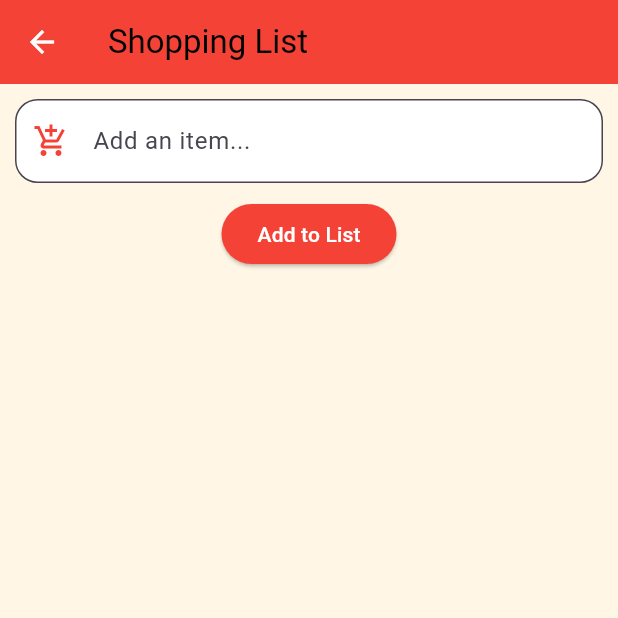
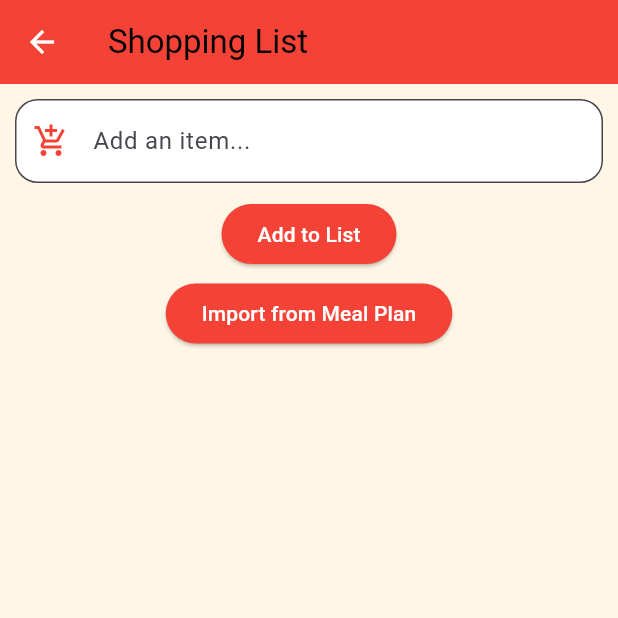
Before and after one commit to Team7D/RecipeApp-JnA, a Flutter app: the HomePage screen opened by its route, item 4 of the bottom bar chosen, after a tap on "Add to List", on a phone screen of 412 x 824 dp, the top half of it. Run offline on Flutter 3.47's test engine with Material 3 defaults, Android fonts, the phone set to English and light mode, and no system bars; our stand-ins replace cloud_firestore, firebase_auth, firebase_core; accounts and stored records are empty.

```diff
--- a/lib/Backend/Core/Meal Plan/Calendar/calendar.dart
+++ b/lib/Backend/Core/Meal Plan/Calendar/calendar.dart
@@ -160,7 +160,7 @@ class Calendar {
       recipeCache[recipeID] = recipe!;
     }
 
-    print(recipeCache);
+    //print(recipeCache);
 
     List<String> dateData = date.split(" ");
     int day = int.parse(dateData[0]);
--- a/lib/Backend/Core/Recipe/recipe.dart
+++ b/lib/Backend/Core/Recipe/recipe.dart
@@ -1,4 +1,5 @@
 import 'package:cloud_firestore/cloud_firestore.dart';
+import 'package:firebase_auth/firebase_auth.dart';
 import 'rating.dart';
 import 'time.dart';
 import 'difficulty.dart';
@@ -15,9 +16,9 @@ class Recipe {
   final Time _duration;
   final Rating _rating;
   final Difficulty _difficulty;
-  bool isBookmarked;
+  late final List<TAGS> tags;
 
-  Recipe(this._id, this._title, this._image, this._ingredients, this._instructions, this._duration, this._rating, this._difficulty, {this.isBookmarked = false,});
+  Recipe(this._id, this._title, this._image, this._ingredients, this._instructions, this._duration, this._rating, this._difficulty);
 
   String getID() => _id;
   String getTitle() => _title;
@@ -110,7 +111,6 @@ class Recipe {
       return false; // If the rating is less than
     }
 
-    //TODO: Ingredient check
     for(Ingredient i in filter.ingredients){
       if(!hasIngredient(i)){
         return false;
@@ -331,6 +331,112 @@ Future<List<Recipe>> getAllRecipesWithFilter(Filter filter) async {
   return filteredRecipes;
 }
 
+
+Future<bool> bookmarkRecipe(String recipeID) async {
+  try {
+    CollectionReference userCalendar = FirebaseFirestore.instance.collection('userBookmarks');
+
+    DocumentReference userDoc = userCalendar.doc(FirebaseAuth.instance.currentUser?.uid);
+
+    DocumentSnapshot userData = await userDoc.get();
+
+    if (userData.exists) {
+      Map<String, dynamic> data = userData.data() as Map<String, dynamic>;
+      List<dynamic> bookmarks = data['bookmarks'] ?? [];
+
+      // Check if the recipe is already bookmarked and if so unbookmark it
+      bool flag = false;
+      for (var bookmark in bookmarks) {
+        if (bookmark['recipeID'] == recipeID) {
+          bookmarks.remove(bookmark);
+          print("Un-Bookmarked recipe successfully!");
+          flag = true;
+        }
+      }
+
+      if(!flag){
+        bookmarks.add({
+          'recipeID': recipeID,
+        });
+        print("Bookmarked recipe successfully!");
+      }
+
+      // Update the 'bookmarks' field with the updated list
+      await userDoc.update({
+        'bookmarks': bookmarks,
+      });
+    } else {
+      // If the document doesn't exist, create it with the new event
+      await userDoc.set({
+        'bookmarks': [
+          {
+            'recipeID': recipeID,
+          },
+        ],
+      });
+      print("Bookmarked successfully!");
+      return true;
+    }
+  } catch (e) {
+    print("Error bookmarking recipe: $e");
+  }
+  return false;
+}
+
+Future<List<String>> getUserBookmarkedRecipesIDs() async {
+  List<String> returnData = [];
+
+  try {
+    CollectionReference userCalendar = FirebaseFirestore.instance.collection('userBookmarks');
+
+    String? userID = FirebaseAuth.instance.currentUser?.uid;
+    DocumentSnapshot userData = await userCalendar.doc(userID).get();
+
+    if (userData.exists) {
+      Map<String, dynamic> data = userData.data() as Map<String, dynamic>;
+
+      List<dynamic> bookmarks = data['bookmarks'];
+
+      for (var bookmark in bookmarks) {
+        returnData.add(bookmark['recipeID']);
+      }
+    }
+
+  } catch (e) {
+    print("Error getting bookmark data: $e");
+  }
+  return returnData;
+}
+
+Future<List<Recipe>> getUserBookmarkedRecipes() async {
+  List<Recipe> returnData = [];
+
+  try {
+    CollectionReference userCalendar = FirebaseFirestore.instance.collection('userBookmarks');
+
+    String? userID = FirebaseAuth.instance.currentUser?.uid;
+    DocumentSnapshot userData = await userCalendar.doc(userID).get();
+
+    if (userData.exists) {
+      Map<String, dynamic> data = userData.data() as Map<String, dynamic>;
+
+      List<dynamic> bookmarks = data['bookmarks'];
+
+      for (var bookmark in bookmarks) {
+        Recipe? r = await retrieveRecipe(bookmark['recipeID']);
+
+        if(r != null){
+          returnData.add(r);
+        }
+      }
+    }
+
+  } catch (e) {
+    print("Error getting bookmark data: $e");
+  }
+  return returnData;
+}
+
 class Filter{
   late String? title;
   late List<Ingredient> ingredients;
@@ -369,3 +475,33 @@ class Filter{
     return true;
   }
 }
+
+enum TAGS{
+  Breakfast,
+  Lunch,
+  Dinner,
+  Dessert,
+  Snack,
+  Vegan,
+  Vegetarian,
+  HighProtein,
+  Healthy,
+  LowCarb,
+  Appetizer,
+  MainCourse,
+  SideDish,
+  Salad,
+
+  // Cuisine Types
+  Italian,
+  Chinese,
+  Indian,
+  Mexican,
+  American,
+
+  // Special Tags
+  Quick,
+  Easy,
+  FamilyFriendly,
+  BudgetFriendly,
+}
--- a/lib/Frontend/Pages/home_page.dart
+++ b/lib/Frontend/Pages/home_page.dart
@@ -1,3 +1,4 @@
+import 'package:firebase_auth/firebase_auth.dart';
 import 'package:flutter/material.dart';
 import 'dart:math';
 import 'search_page.dart';
@@ -17,6 +18,9 @@ class _HomePageState extends State<HomePage> {
   List<Recipe> recipes = [];
   int _selectedIndex = 0;
 
+  final List<String>? fullName = FirebaseAuth.instance.currentUser?.displayName?.split(' ');
+  late final String? userName = fullName?[0];
+
   @override
   void initState() {
     super.initState();
@@ -28,127 +32,146 @@ class _HomePageState extends State<HomePage> {
     if (allRecipes.isNotEmpty) {
       allRecipes.shuffle(Random());
       setState(() {
-        recipes = allRecipes.take(10).toList();
+        recipes = allRecipes.take(9).toList();
       });
     }
   }
 
   void _onItemTapped(int index) {
-    setState(() {
-      _selectedIndex = index;
-    });
-
+    setState(() => _selectedIndex = index);
     switch (index) {
-      case 0:
-        break;
       case 1:
-        Navigator.push(
-          context,
-          MaterialPageRoute(builder: (context) => SearchPage()),
-        );
+        Navigator.push(context, MaterialPageRoute(builder: (_) => SearchPage()));
         break;
       case 2:
-        Navigator.push(
-          context,
-          MaterialPageRoute(builder: (context) => AddRecipePage()),
-        );
+        Navigator.push(context, MaterialPageRoute(builder: (_) => AddRecipePage()));
         break;
       case 3:
-        Navigator.push(
-          context,
-          MaterialPageRoute(builder: (context) => ShoppingListPage()),
-        );
+        Navigator.push(context, MaterialPageRoute(builder: (_) => ShoppingListPage()));
         break;
       case 4:
-        Navigator.push(
-          context,
-          MaterialPageRoute(builder: (context) => MealPlanPage()),
-        );
+        Navigator.push(context, MaterialPageRoute(builder: (_) => MealPlanPage()));
         break;
       case 5:
-        Navigator.push(
-          context,
-          MaterialPageRoute(builder: (context) => BookmarkedRecipesPage()),
-        );
-
+        Navigator.push(context, MaterialPageRoute(builder: (_) => BookmarkedRecipesPage()));
+        break;
     }
   }
 
   void _navigateToRecipePage(Recipe recipe) {
     Navigator.push(
       context,
-      MaterialPageRoute(builder: (context) => RecipePage(recipe: recipe)),
+      MaterialPageRoute(builder: (_) => RecipePage(recipe: recipe)),
     );
   }
 
   @override
   Widget build(BuildContext context) {
     return Scaffold(
-      backgroundColor: Color(0xFFFFF6E5),
-      body: recipes.isEmpty
-          ? Center(child: CircularProgressIndicator())
-          : Padding(
-        padding: EdgeInsets.all(10.0),
-        child: ListView.builder(
-          itemCount: recipes.length,
+      backgroundColor: const Color(0xFFFFF6E5),
+      body: SafeArea(
+        child: SingleChildScrollView(
+          padding: const EdgeInsets.symmetric(horizontal: 16, vertical: 20),
+          child: Column(
+            crossAxisAlignment: CrossAxisAlignment.start,
+            children: [
+              Text(
+                "Hey, $userName 👋",
+                style: const TextStyle(fontSize: 26, fontWeight: FontWeight.bold),
+              ),
+              const SizedBox(height: 8),
+              const Text("Ready to whip up something tasty?", style: TextStyle(fontSize: 16)),
+              const SizedBox(height: 20),
+              Column(
+                crossAxisAlignment: CrossAxisAlignment.start,
+                children: [
+                  _buildRecipeRow("🍽️ Today's Picks", recipes), //.where((r) => r.category == 'Todays Picks').toList()),
+                  const SizedBox(height: 24),
+                  _buildRecipeRow("🍳 Breakfast", recipes), //.where((r) => r.category == 'Breakfast').toList()),
+                  const SizedBox(height: 24),
+                  _buildRecipeRow("🥗 Lunch", recipes), //.where((r) => r.category == 'Lunch').toList()),
+                  const SizedBox(height: 24),
+                  _buildRecipeRow("🍽️ Dinner", recipes), //.where((r) => r.category == 'Dinner').toList()),
+                  const SizedBox(height: 24),
+                  _buildRecipeRow("🍰 Desserts", recipes), //.where((r) => r.category == 'Dessert').toList()),
+                ],
+              ),
+            ],
+          ),
+        ),
+      ),
+
+      bottomNavigationBar: Theme(
+        data: Theme.of(context).copyWith(canvasColor: Colors.red),
+        child: BottomNavigationBar(
+          type: BottomNavigationBarType.fixed,
+          currentIndex: _selectedIndex,
+          onTap: _onItemTapped,
+          selectedItemColor: Colors.black,
+          unselectedItemColor: Colors.black,
+          items: const [
+            BottomNavigationBarItem(icon: Icon(Icons.home), label: 'Home'),
+            BottomNavigationBarItem(icon: Icon(Icons.search), label: 'Search'),
+            BottomNavigationBarItem(icon: Icon(Icons.add), label: 'Add Recipe'),
+            BottomNavigationBarItem(icon: Icon(Icons.shopping_cart), label: 'Shopping List'),
+            BottomNavigationBarItem(icon: Icon(Icons.calendar_today), label: 'Meal Plan'),
+            BottomNavigationBarItem(icon: Icon(Icons.bookmark), label: 'Bookmarks'),
+          ],
+        ),
+      ),
+    );
+  }
+
+  Widget _buildRecipeRow(String title, List<Recipe> recipeList) {
+    if (recipeList.isEmpty) return const SizedBox(); // Don’t show empty categories
+
+    return Column(
+      crossAxisAlignment: CrossAxisAlignment.start,
+      children: [
+        Text(title, style: const TextStyle(fontSize: 18, fontWeight: FontWeight.bold)),
+        const SizedBox(height: 12),
+        SizedBox(
+          height: 160,
+          child: ListView.separated(
+            scrollDirection: Axis.horizontal,
+            itemCount: recipeList.length,
+            separatorBuilder: (_, __) => const SizedBox(width: 14),
             itemBuilder: (context, index) {
+              final recipe = recipeList[index];
               return GestureDetector(
-              onTap: () => _navigateToRecipePage(recipes[index]),
-              child: Card(
-                shape: RoundedRectangleBorder(
-                  borderRadius: BorderRadius.circular(20),
+                onTap: () => _navigateToRecipePage(recipe),
+                child: Container(
+                  width: 140,
+                  decoration: BoxDecoration(
+                    color: Colors.white,
+                    borderRadius: BorderRadius.circular(12),
+                    boxShadow: [
+                      BoxShadow(
+                        color: Colors.black.withOpacity(0.05),
+                        blurRadius: 4,
+                        offset: const Offset(0, 2),
                       ),
-                elevation: 8,
-                margin: EdgeInsets.symmetric(vertical: 12),
-                child: Stack(
+                    ],
+                  ),
+                  child: Column(
+                    crossAxisAlignment: CrossAxisAlignment.start,
                     children: [
                       ClipRRect(
-                      borderRadius: BorderRadius.circular(20),
+                        borderRadius: const BorderRadius.vertical(top: Radius.circular(12)),
                         child: Image.network(
-                        recipes[index].getImageUrl(),
+                          recipe.getImageUrl(),
+                          height: 90,
                           width: double.infinity,
-                        height: 220,
                           fit: BoxFit.cover,
                         ),
                       ),
-                    Container(
-                      width: double.infinity,
-                      height: 220,
-                      decoration: BoxDecoration(
-                        borderRadius: BorderRadius.circular(20),
-                        gradient: LinearGradient(
-                          colors: [
-                            Colors.black.withOpacity(0.6),
-                            Colors.transparent
-                          ],
-                          begin: Alignment.bottomCenter,
-                          end: Alignment.topCenter,
-                        ),
-                      ),
-                    ),
-                    Positioned(
-                      bottom: 15,
-                      left: 15,
+                      Padding(
+                        padding: const EdgeInsets.all(8.0),
                         child: Text(
-                        recipes[index].getTitle(),
-                        style: TextStyle(
-                            color: Colors.white,
-                            fontSize: 22,
-                            fontWeight: FontWeight.bold),
-                      ),
-                    ),
-                    Positioned(
-                      top: 10,
-                      right: 15,
-                      child: IconButton(
-                        icon: Icon(
-                          Icons.bookmark_border,
-                          color: Colors.white,
-                          size: 30,
-                        ),
-                        onPressed: () {
-                          //TODO Implement bookmarking functionality here
-                        },
+                          recipe.getTitle(),
+                          maxLines: 2,
+                          overflow: TextOverflow.ellipsis,
+                          style: const TextStyle(fontSize: 13, fontWeight: FontWeight.w600),
                         ),
                       ),
                     ],
@@ -158,43 +181,35 @@ class _HomePageState extends State<HomePage> {
             },
           ),
         ),
-        bottomNavigationBar: Theme(
-        data: Theme.of(context).copyWith(
-      canvasColor: Colors.red,
-    ),
-    child: BottomNavigationBar(
-    type: BottomNavigationBarType.fixed,
-    currentIndex: _selectedIndex,
-    onTap: _onItemTapped,
-    selectedItemColor: Colors.black,
-    unselectedItemColor: Colors.black,
-        items: const <BottomNavigationBarItem>[
-          BottomNavigationBarItem(
-            icon: Icon(Icons.home),
-            label: 'Home',
-          ),
-          BottomNavigationBarItem(
-            icon: Icon(Icons.search),
-            label: 'Search',
-          ),
-          BottomNavigationBarItem(
-            icon: Icon(Icons.add),
-            label: 'Add Recipe',
-          ),
-          BottomNavigationBarItem(
-            icon: Icon(Icons.shopping_cart),
-            label: 'Shopping List',
-          ),
-          BottomNavigationBarItem(
-            icon: Icon(Icons.calendar_today),
-            label: 'Meal Plan',
-          ),
-          BottomNavigationBarItem(
-            icon: Icon(Icons.bookmark_border),
-            label: 'Bookmarks',
+      ],
+    );
+  }
+
+  Widget _quickActionTile(String label, IconData icon, VoidCallback onTap) {
+    return GestureDetector(
+      onTap: onTap,
+      child: Container(
+        decoration: BoxDecoration(
+          color: Colors.white,
+          borderRadius: BorderRadius.circular(12),
+          boxShadow: [
+            BoxShadow(
+              color: Colors.black.withOpacity(0.05),
+              blurRadius: 4,
+              offset: const Offset(0, 2),
             ),
           ],
         ),
-    ));
+        padding: const EdgeInsets.all(12),
+        child: Column(
+          mainAxisAlignment: MainAxisAlignment.center,
+          children: [
+            Icon(icon, color: Colors.black87),
+            const SizedBox(height: 8),
+            Text(label, style: const TextStyle(fontSize: 13, fontWeight: FontWeight.w500)),
+          ],
+        ),
+      ),
+    );
   }
 }
--- a/lib/Frontend/Pages/recipe_page.dart
+++ b/lib/Frontend/Pages/recipe_page.dart
@@ -17,7 +17,7 @@ class RecipePage extends StatelessWidget {
           IconButton(
             icon: Icon(Icons.bookmark_border, color: Colors.black),
             onPressed: () {
-              // Bookmark functionality placeholder
+              bookmarkRecipe(recipe.getID());
             },
           ),
         ],
--- a/lib/Frontend/Pages/search_page.dart
+++ b/lib/Frontend/Pages/search_page.dart
@@ -133,7 +133,6 @@ class _SearchPageState extends State<SearchPage> {
                     ),
                   ),
 
-                  // Show selected ingredients as chips
                   Wrap(
                     children: _selectedIngredients.map((ingredient) => Chip(
                       label: Text(ingredient),
@@ -181,8 +180,7 @@ class _SearchPageState extends State<SearchPage> {
             ElevatedButton.icon(
               onPressed: _showFilterPopup,
               icon: Icon(Icons.filter_list),
-              label: Text("Filters"),
-              style: ElevatedButton.styleFrom(backgroundColor: Colors.red),
+              label: Text("Filters", selectionColor: Colors.black),
             ),
 
             SizedBox(height: 10),
--- a/lib/Frontend/Pages/shopping_list.dart
+++ b/lib/Frontend/Pages/shopping_list.dart
@@ -16,9 +16,6 @@ class _ShoppingListPageState extends State<ShoppingListPage> {
   final TextEditingController _controller = TextEditingController();
 
   Future<void> _addItem() async {
-    //This is testing the import ingredients from meal plan - should be moved to an 'import' button
-    await test();
-
     if (_controller.text.isNotEmpty) {
       setState(() {
         shoppingList.add(_controller.text);
@@ -27,7 +24,7 @@ class _ShoppingListPageState extends State<ShoppingListPage> {
     }
   }
 
-  Future<void> test() async {
+  Future<void> importFromMealPlan() async {
     Calendar c = Calendar();
 
     List<Map<String, dynamic>> returnData = await getUserCalendarData(FirebaseAuth.instance.currentUser!.uid);
@@ -92,6 +89,12 @@ class _ShoppingListPageState extends State<ShoppingListPage> {
               style: ElevatedButton.styleFrom(backgroundColor: Colors.red),
               child: Text("Add to List", style: TextStyle(color: Colors.white)),
             ),
+            SizedBox(height: 5),
+            ElevatedButton(
+              onPressed: importFromMealPlan,
+              style: ElevatedButton.styleFrom(backgroundColor: Colors.red),
+              child: Text("Import from Meal Plan", style: TextStyle(color: Colors.white)),
+            ),
             SizedBox(height: 10),
             Expanded(
               child: ListView.builder(
```
Also changed, not shown: lib/Frontend/Pages/bookmarks_page.dart (+26 -10 lines), lib/Frontend/Pages/meal_plan_page.dart (+4 -4 lines), 1 other file. Lines whose indentation alone changed are shown as unchanged.
